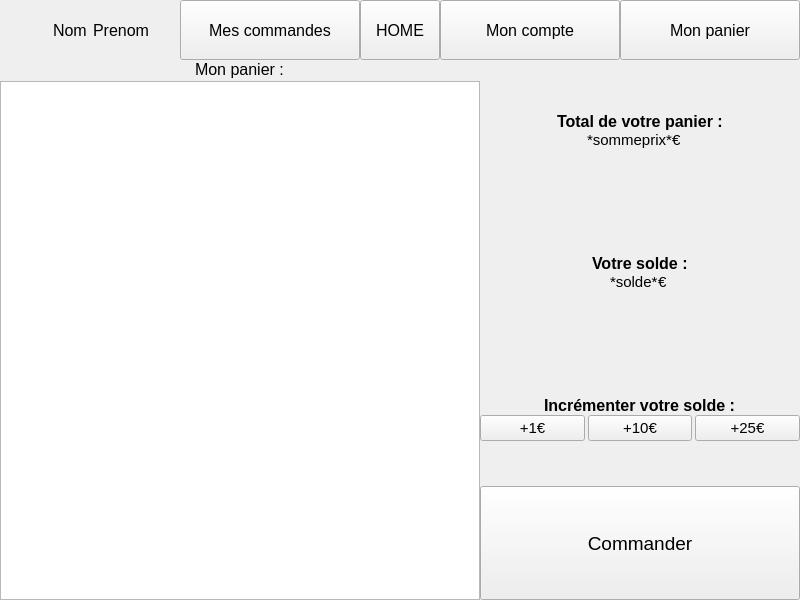
Old version of the form UberMedoc/panier.ui in the repository GregDAka/Ubermedoc.
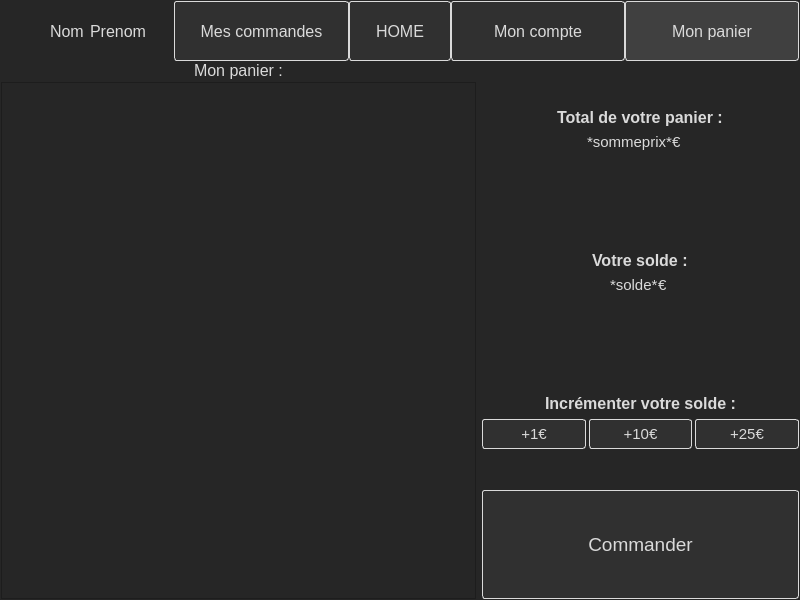
New version of the form.

Patch:
```diff
--- a/UberMedoc/panier.ui
+++ b/UberMedoc/panier.ui
@@ -13,6 +13,34 @@
   <property name="windowTitle">
    <string>Form</string>
   </property>
+  <property name="styleSheet">
+   <string notr="true">QWidget {
+background-color:#262626;
+color:#DADADA
+}
+QPushButton {
+    background-color: #303030; /* Use the same background color as QWidget */
+    border: 1px solid #DADADA; /* Use a contrasting border color */
+    padding: 5px 10px; /* Padding */
+    border-radius: 3px; /* Rounded corners */
+    color: #DADADA; /* Use the same text color as QWidget */
+    min-width: 80px; /* Minimum width */
+}
+
+QPushButton:hover {
+    background-color: #404040; /* Slightly lighter color when hovered */
+}
+
+QPushButton:pressed {
+    background-color: #202020; /* Slightly darker color when pressed */
+}
+QPushButton#pushButton_3 {
+	background-color: #404040;
+}
+QPushButton#pushButton_3:hover {
+	background-color: #404040;
+}</string>
+  </property>
   <layout class="QVBoxLayout" name="verticalLayout_6" stretch="1,9">
    <property name="spacing">
     <number>0</number>
@@ -21,13 +49,13 @@
     <number>0</number>
    </property>
    <property name="topMargin">
-    <number>0</number>
+    <number>1</number>
    </property>
    <property name="rightMargin">
-    <number>0</number>
+    <number>1</number>
    </property>
    <property name="bottomMargin">
-    <number>0</number>
+    <number>1</number>
    </property>
    <item>
     <layout class="QHBoxLayout" name="horizontalLayout_2" stretch="25,25,0,25,25">
@@ -141,11 +169,17 @@
    </item>
    <item>
     <layout class="QHBoxLayout" name="horizontalLayout_6" stretch="60,40">
+     <property name="spacing">
+      <number>6</number>
+     </property>
      <item>
       <layout class="QVBoxLayout" name="verticalLayout">
        <property name="spacing">
         <number>2</number>
        </property>
+       <property name="leftMargin">
+        <number>1</number>
+       </property>
        <item alignment="Qt::AlignHCenter|Qt::AlignBottom">
         <widget class="QLabel" name="label_3">
          <property name="font">
```
